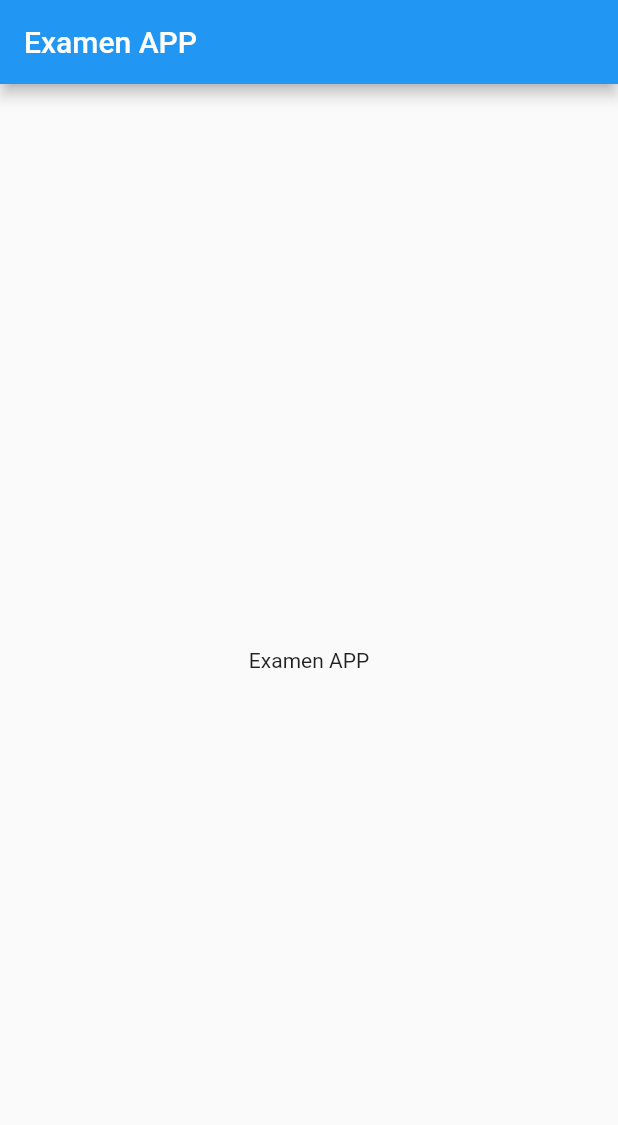
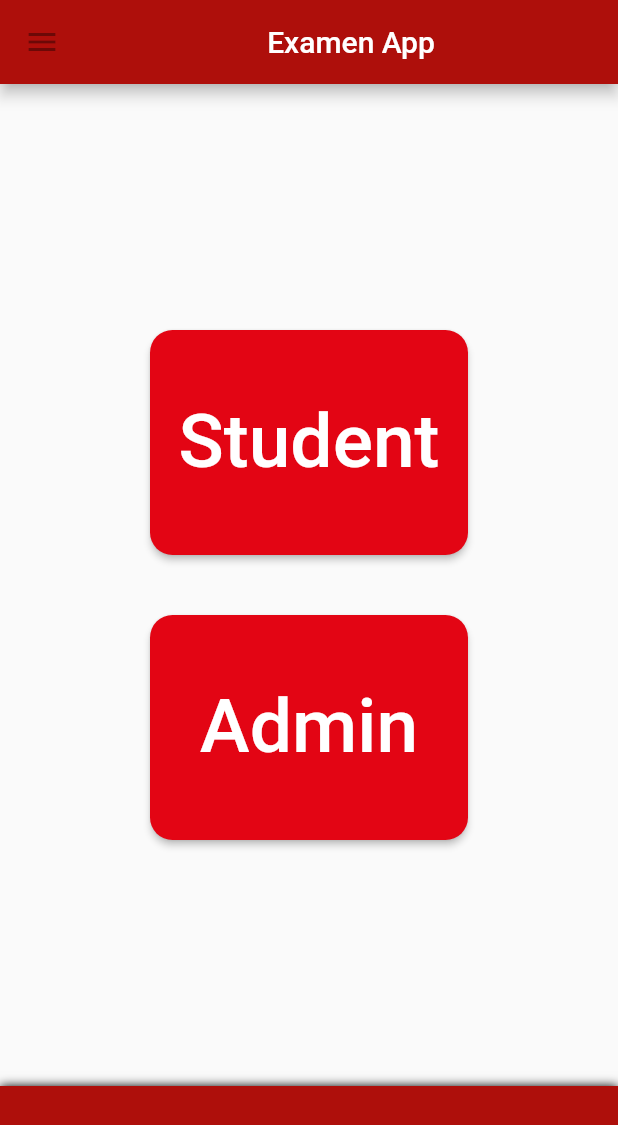
Before and after one commit to EvertBt/Project-Intro-Mobile-3, a Flutter app: the screen it shows after launch, on a phone screen of 412 x 824 dp. Shown: the top 1125 px of the screen. Run offline on Flutter 3.47's test engine with Material 2 defaults, Android fonts, the light colour scheme and no system bars.

Commit message:
Add Start + Home

```diff
--- a/examen_app/lib/main.dart
+++ b/examen_app/lib/main.dart
@@ -1,22 +1,14 @@
+import 'package:examen_app/start_home.dart';
+import 'package:examen_app/start.dart';
 import 'package:flutter/material.dart';
 
-void main() => runApp(const GHFlutterApp());
-
-class GHFlutterApp extends StatelessWidget {
-  const GHFlutterApp({Key? key}) : super(key: key);
-
-  @override
-  Widget build(BuildContext context) {
-    return MaterialApp(
-      title: 'Examen APP',
-      home: Scaffold(
-        appBar: AppBar(
-          title: const Text('Examen APP'),
-        ),
-        body: const Center(
-          child: Text('Examen APP'),
-        ),
+void main() {
+  runApp(
+    const MaterialApp(
+      title: 'Flutter Tutorial',
+      home: Start(
+        body: Home(),
       ),
-    );
-  }
+    ),
+  );
 }
--- /dev/null
+++ b/examen_app/lib/start.dart
@@ -0,0 +1,27 @@
+import 'package:flutter/material.dart';
+
+class Start extends StatelessWidget {
+  const Start({required this.body, Key? key}) : super(key: key);
+
+  final Widget body;
+
+  @override
+  Widget build(BuildContext context) {
+    return Scaffold(
+        appBar: AppBar(
+          leading: const IconButton(
+            icon: Icon(Icons.menu),
+            onPressed: null,
+          ),
+          title: const Center(child: Text('Examen App')),
+          backgroundColor: const Color.fromARGB(255, 174, 15, 11),
+        ),
+        body: body,
+        bottomNavigationBar: Container(
+          height: 100.0,
+          decoration: const BoxDecoration(
+              color: Color.fromARGB(255, 174, 15, 11),
+              boxShadow: [BoxShadow(blurRadius: 5.0)]),
+        ));
+  }
+}
--- /dev/null
+++ b/examen_app/lib/start_home.dart
@@ -0,0 +1,52 @@
+import 'package:flutter/material.dart';
+
+class Home extends StatelessWidget {
+  const Home({Key? key}) : super(key: key);
+
+  @override
+  Widget build(BuildContext context) {
+    return Center(
+        child: Column(
+      mainAxisAlignment: MainAxisAlignment.center,
+      crossAxisAlignment: CrossAxisAlignment.center,
+      children: [
+        Container(
+          width: double.infinity,
+          height: 150.0,
+          margin: const EdgeInsets.symmetric(horizontal: 100.0, vertical: 20.0),
+          child: ElevatedButton(
+              onPressed: () {},
+              style: ElevatedButton.styleFrom(
+                primary: const Color.fromARGB(255, 227, 5, 20),
+                onPrimary: Colors.white,
+                shape: RoundedRectangleBorder(
+                    borderRadius: BorderRadius.circular(15)),
+                padding: const EdgeInsets.all(8.0),
+              ),
+              child: const Text(
+                'Student',
+                style: TextStyle(fontSize: 50.0),
+              )),
+        ),
+        Container(
+          width: double.infinity,
+          height: 150.0,
+          margin: const EdgeInsets.symmetric(horizontal: 100.0, vertical: 20.0),
+          child: ElevatedButton(
+              onPressed: () {},
+              style: ElevatedButton.styleFrom(
+                primary: const Color.fromARGB(255, 227, 5, 20),
+                onPrimary: Colors.white,
+                shape: RoundedRectangleBorder(
+                    borderRadius: BorderRadius.circular(15)),
+                padding: const EdgeInsets.all(8.0),
+              ),
+              child: const Text(
+                'Admin',
+                style: TextStyle(fontSize: 50.0),
+              )),
+        ),
+      ],
+    ));
+  }
+}
```
Also changed, not shown: examen_app/lib/start_login.dart (added).
